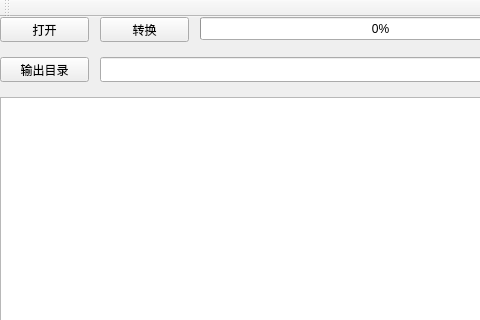
Above: src/main/resources/base/main.ui from Honghe/audio_converter before the change; both pictures show x 0 to 480 and y 0 to 320 of the 617 by 534 pixel window. Below: the same form after it.
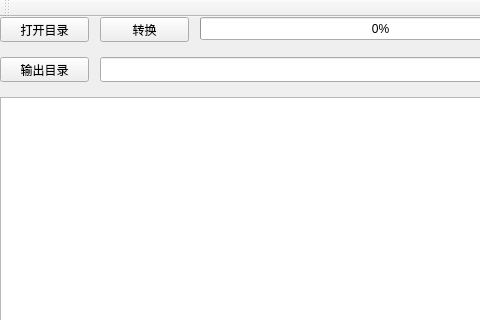
That is the form after the change.

Commit message: set convert button disabled on converting.

```diff
--- a/src/main/resources/base/main.ui
+++ b/src/main/resources/base/main.ui
@@ -37,7 +37,7 @@
      </rect>
     </property>
     <property name="text">
-     <string>打开</string>
+     <string>打开目录</string>
     </property>
    </widget>
    <widget class="QLineEdit" name="output_dir">
```
The commit also changes 1 other file.
